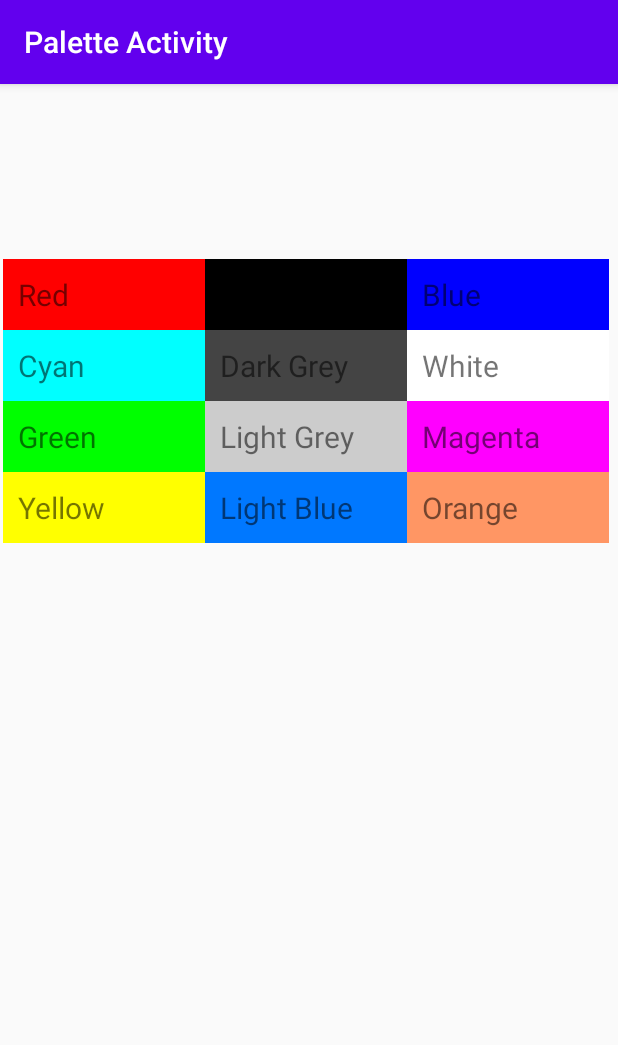
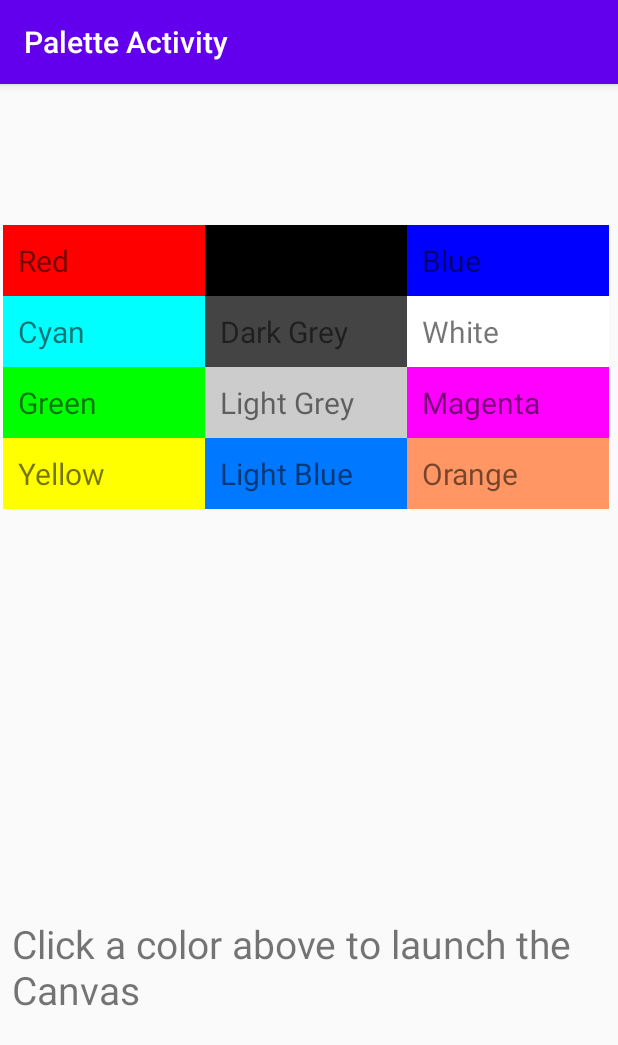
Before and after one commit to RyanL0213/ColorChangingApp, an Android app: the screen it shows after launch (MainActivity), on a phone screen of 412 x 824 dp. Shown: the top 1045 px of the screen. Run offline under Robolectric (Android 15) with nearby library versions, the phone set to English and light mode, and no system bars.

Commit message:
//added resource file and translated strings.xml(fr)   taking action bar from strings.xml

```diff
--- a/app/src/main/java/edu/temple/colorchangingapp/GridAdapter.java
+++ b/app/src/main/java/edu/temple/colorchangingapp/GridAdapter.java
@@ -12,10 +12,10 @@ import java.util.ArrayList;
 public class GridAdapter extends BaseAdapter {
     int colors[];
     Context context;
-    ArrayList<String> color;
+    String[]color;
 
 
-    public GridAdapter(Context context, ArrayList<String> color){
+    public GridAdapter(Context context, String[] color){
         this.context = context;
         this.color = color;
 
@@ -38,12 +38,12 @@ public class GridAdapter extends BaseAdapter {
 
     @Override
     public int getCount() {
-        return color.size();
+        return color.length;
     }
 
     @Override
     public Object getItem(int i) {
-        return color.get(i);
+        return color[i];
     }
 
     @Override
--- a/app/src/main/java/edu/temple/colorchangingapp/MainActivity.java
+++ b/app/src/main/java/edu/temple/colorchangingapp/MainActivity.java
@@ -3,6 +3,7 @@ package edu.temple.colorchangingapp;
 import androidx.appcompat.app.AppCompatActivity;
 
 import android.content.Intent;
+import android.content.res.Resources;
 import android.os.Bundle;
 import android.view.View;
 import android.widget.AdapterView;
@@ -20,11 +21,14 @@ public class MainActivity extends AppCompatActivity {
     protected void onCreate(Bundle savedInstanceState) {
         super.onCreate(savedInstanceState);
         setContentView(R.layout.activity_main);
+        Resources res = getResources();
+        String[]color = res.getStringArray(R.array.color_array);
+        String title = res.getString(R.string.Color_Changing_App);
 
-        getSupportActionBar().setTitle("Palette Activity");
+        getSupportActionBar().setTitle(title);
         gridview = findViewById(R.id.colorgrid);
 
-        color = new ArrayList<>();
+        /*color = new ArrayList<>();
 
         color.add("Red");
         color.add("Black");
@@ -38,6 +42,9 @@ public class MainActivity extends AppCompatActivity {
         color.add("Yellow");
         color.add("Light Blue");
         color.add("Orange");
+
+         */
+
 
         final BaseAdapter adapter = new GridAdapter(this,color);
         gridview.setAdapter(adapter);
--- a/app/src/main/res/layout/activity_main.xml
+++ b/app/src/main/res/layout/activity_main.xml
@@ -14,13 +14,24 @@
         android:layout_marginTop="80dp"
         android:layout_marginEnd="6dp"
         android:layout_marginBottom="226dp"
+        android:label="@string/palette_activity"
         android:numColumns="3"
-        android:label = "Palette Activity"
 
         app:layout_constraintBottom_toBottomOf="parent"
         app:layout_constraintEnd_toEndOf="parent"
-        app:layout_constraintHorizontal_bias="1.0"
+        app:layout_constraintHorizontal_bias="0.522"
         app:layout_constraintStart_toStartOf="parent"
         app:layout_constraintTop_toTopOf="parent"
-        app:layout_constraintVertical_bias="1.0" />
+        app:layout_constraintVertical_bias="0.38" />
+
+    <TextView
+        android:id="@+id/textView"
+        android:layout_width="wrap_content"
+        android:layout_height="wrap_content"
+        android:layout_marginStart="8dp"
+        android:layout_marginTop="36dp"
+        android:text="@string/click_a_color_above_to_launch_the_canvas"
+        android:textSize="26sp"
+        app:layout_constraintStart_toStartOf="parent"
+        app:layout_constraintTop_toBottomOf="@+id/colorgrid" />
 </androidx.constraintlayout.widget.ConstraintLayout>
--- a/app/src/main/res/values/strings.xml
+++ b/app/src/main/res/values/strings.xml
@@ -1,5 +1,27 @@
 <resources>
     <string name="app_name">Color Changing App</string>
     <string name="textview">textview</string>
+    <string name="greeting">TextView</string>
+    <string name="click_a_color_above_to_launch_the_canvas">Click a color above to launch the Canvas</string>
+    <string name="palette_activity">activity</string>
+    <string name="Canvas_Activity">Canvas Activity</string>
+    <string name="Color_Changing_App">Palette Activity</string>
 
+    <string-array name="color_array">
+        <item>Red</item>
+        <item>Black</item>
+        <item>Blue</item>
+        <item>Cyan</item>
+        <item>Dark Grey</item>
+        <item>White</item>
+        <item>Green</item>
+        <item>Light Grey</item>
+        <item>Magenta</item>
+        <item>Yellow</item>
+        <item>Light Blue</item>
+        <item>Orange</item>
+
+
+
+    </string-array>
 </resources>
```
Also changed, not shown: app/src/main/AndroidManifest.xml (+4 -4 lines), app/src/main/java/edu/temple/colorchangingapp/CanvasActivity.java (+30 -0 lines), 1 other file.
